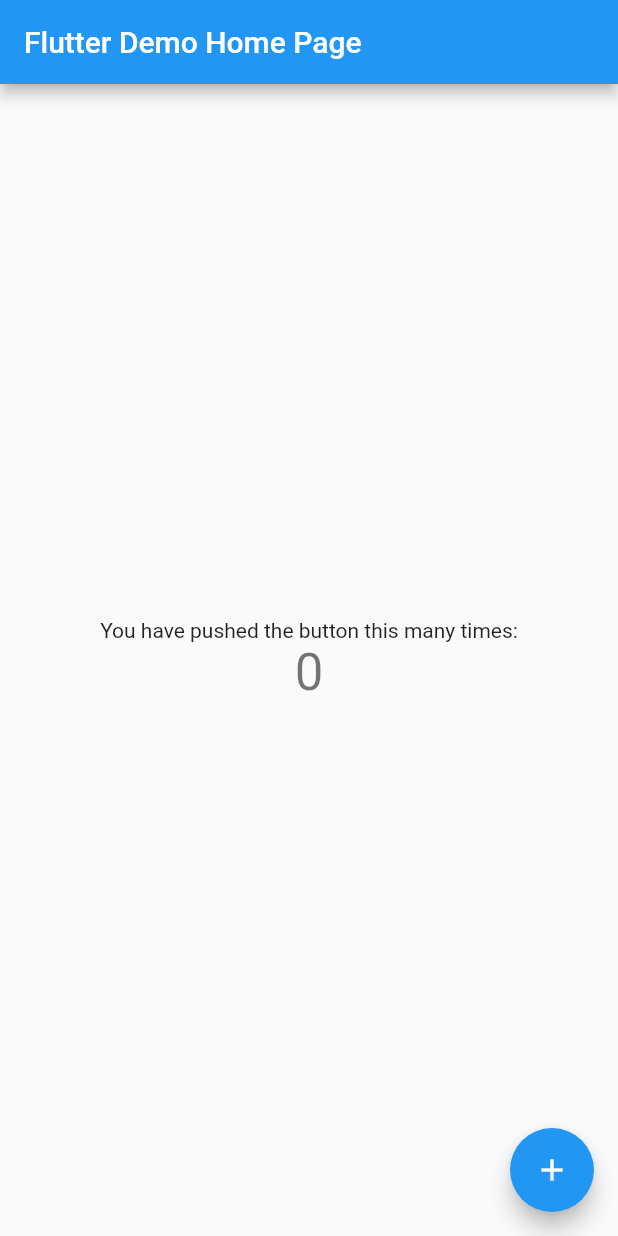
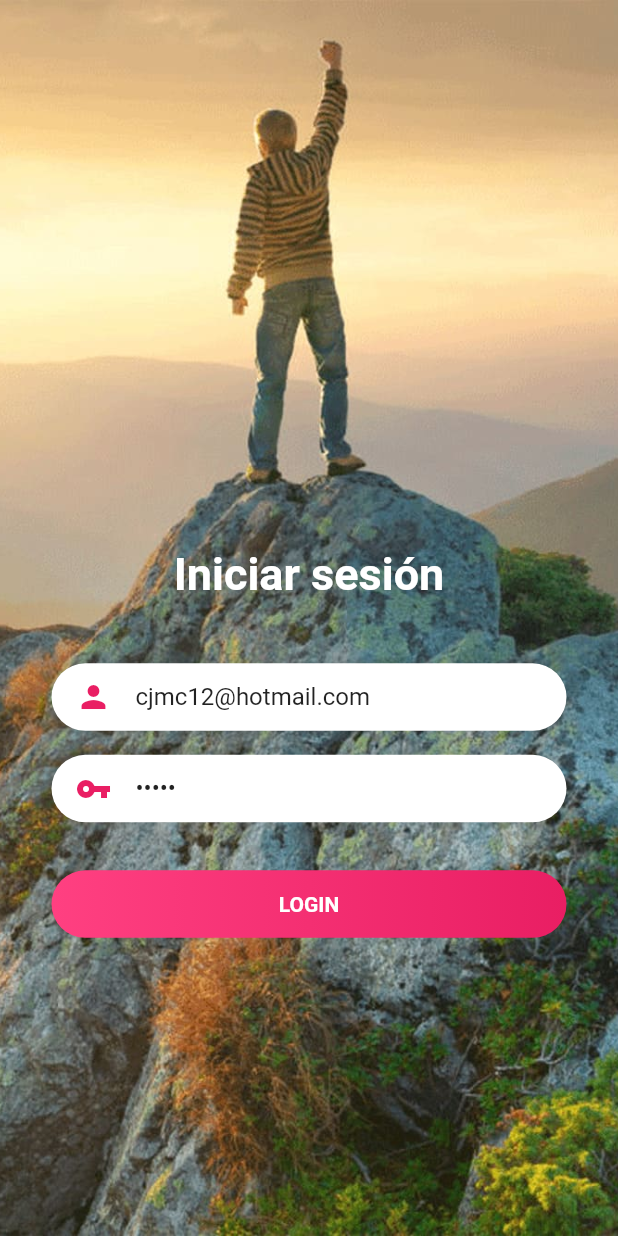
Before and after one commit to jesusmemije/IAB-user, a Flutter app: the screen it shows after launch, on a phone screen of 412 x 824 dp. Run offline on Flutter 3.47's test engine with Material 2 defaults, Android fonts, the light colour scheme and no system bars; our stand-ins replace fluttertoast, shared_preferences.

Commit message:
Cambios Login

```diff
--- a/lib/main.dart
+++ b/lib/main.dart
@@ -1,6 +1,13 @@
 import 'package:flutter/material.dart';
+import 'package:invitacionaboda_user/screens/screens.dart';
+import 'package:invitacionaboda_user/shared_prefs/user_preferences.dart';
 
-void main() {
+void main() async {
+
+  WidgetsFlutterBinding.ensureInitialized();
+  final prefs = PreferenciasUsuario();
+  await prefs.initPrefs();
+
   runApp(const MyApp());
 }
 
@@ -10,106 +17,20 @@
   // This widget is the root of your application.
   @override
   Widget build(BuildContext context) {
+
+    final prefs = PreferenciasUsuario();
+    var logeado = prefs.logeado;
+
     return MaterialApp(
-      title: 'Flutter Demo',
+      initialRoute: logeado == false ? '/login' : '/home',
+      debugShowCheckedModeBanner: false,
+      routes: {
+        '/login'      : ( _ ) => const LoginScreen(),
+        '/home'       : ( _ ) => const HomeScreen(),
+      },
       theme: ThemeData(
-        // This is the theme of your application.
-        //
-        // Try running your application with "flutter run". You'll see the
-        // application has a blue toolbar. Then, without quitting the app, try
-        // changing the primarySwatch below to Colors.green and then invoke
-        // "hot reload" (press "r" in the console where you ran "flutter run",
-        // or simply save your changes to "hot reload" in a Flutter IDE).
-        // Notice that the counter didn't reset back to zero; the application
-        // is not restarted.
-        primarySwatch: Colors.blue,
+        primarySwatch: Colors.pink,
       ),
-      home: const MyHomePage(title: 'Flutter Demo Home Page'),
     );
   }
 }
-
-class MyHomePage extends StatefulWidget {
-  const MyHomePage({Key? key, required this.title}) : super(key: key);
-
-  // This widget is the home page of your application. It is stateful, meaning
-  // that it has a State object (defined below) that contains fields that affect
-  // how it looks.
-
-  // This class is the configuration for the state. It holds the values (in this
-  // case the title) provided by the parent (in this case the App widget) and
-  // used by the build method of the State. Fields in a Widget subclass are
-  // always marked "final".
-
-  final String title;
-
-  @override
-  State<MyHomePage> createState() => _MyHomePageState();
-}
-
-class _MyHomePageState extends State<MyHomePage> {
-  int _counter = 0;
-
-  void _incrementCounter() {
-    setState(() {
-      // This call to setState tells the Flutter framework that something has
-      // changed in this State, which causes it to rerun the build method below
-      // so that the display can reflect the updated values. If we changed
-      // _counter without calling setState(), then the build method would not be
-      // called again, and so nothing would appear to happen.
-      _counter++;
-    });
-  }
-
-  @override
-  Widget build(BuildContext context) {
-    // This method is rerun every time setState is called, for instance as done
-    // by the _incrementCounter method above.
-    //
-    // The Flutter framework has been optimized to make rerunning build methods
-    // fast, so that you can just rebuild anything that needs updating rather
-    // than having to individually change instances of widgets.
-    return Scaffold(
-      appBar: AppBar(
-        // Here we take the value from the MyHomePage object that was created by
-        // the App.build method, and use it to set our appbar title.
-        title: Text(widget.title),
-      ),
-      body: Center(
-        // Center is a layout widget. It takes a single child and positions it
-        // in the middle of the parent.
-        child: Column(
-          // Column is also a layout widget. It takes a list of children and
-          // arranges them vertically. By default, it sizes itself to fit its
-          // children horizontally, and tries to be as tall as its parent.
-          //
-          // Invoke "debug painting" (press "p" in the console, choose the
-          // "Toggle Debug Paint" action from the Flutter Inspector in Android
-          // Studio, or the "Toggle Debug Paint" command in Visual Studio Code)
-          // to see the wireframe for each widget.
-          //
-          // Column has various properties to control how it sizes itself and
-          // how it positions its children. Here we use mainAxisAlignment to
-          // center the children vertically; the main axis here is the vertical
-          // axis because Columns are vertical (the cross axis would be
-          // horizontal).
-          mainAxisAlignment: MainAxisAlignment.center,
-          children: <Widget>[
-            const Text(
-              'You have pushed the button this many times:',
-            ),
-            Text(
-              '$_counter',
-              style: Theme.of(context).textTheme.headline4,
-            ),
-          ],
-        ),
-      ),
-      floatingActionButton: FloatingActionButton(
-        onPressed: _incrementCounter,
-        tooltip: 'Increment',
-        child: const Icon(Icons.add),
-      ), // This trailing comma makes auto-formatting nicer for build methods.
-    );
-  }
-}
--- /dev/null
+++ b/lib/providers/login_provider.dart
@@ -0,0 +1,19 @@
+import 'dart:convert';
+import 'package:http/http.dart' as http;
+
+class LoginProvider {
+
+  final String _url = "http://www.invitacionaboda.com/WebService/v1";
+
+  Future<Map<String, dynamic>> loginValidate( String username, String password ) async {
+
+    final url = '$_url/login.php?username=$username&password=$password';
+    var response = await http.get( Uri.parse(url) );
+
+    final Map<String, dynamic> dataLogin = json.decode(response.body);
+
+    return dataLogin;
+
+  }
+
+}
--- /dev/null
+++ b/lib/screens/home_screen.dart
@@ -0,0 +1,38 @@
+import 'package:flutter/material.dart';
+
+class HomeScreen extends StatefulWidget {
+  const HomeScreen({Key? key}) : super(key: key);
+
+  @override
+  _HomeScreenState createState() => _HomeScreenState();
+}
+
+class _HomeScreenState extends State<HomeScreen> {
+  @override
+  Widget build(BuildContext context) {
+    return DefaultTabController(
+      length: 4,
+      child: Scaffold(
+        appBar: AppBar(
+          bottom: const TabBar(
+            tabs: [
+              Tab(text: 'Inicio'),
+              Tab(text: 'Boleto'),
+              Tab(text: 'Mesa'),
+              Tab(text: 'Fotos'),
+            ],
+          ),
+          title: const Text('Invitados'),
+        ),
+        body: const TabBarView(
+          children: [
+            Icon(Icons.directions_car),
+            Icon(Icons.directions_transit),
+            Icon(Icons.directions_bike),
+            Icon(Icons.directions_bike),
+          ],
+        ),
+      ),
+    );
+  }
+}
--- /dev/null
+++ b/lib/screens/login_screen.dart
@@ -0,0 +1,197 @@
+import 'package:flutter/material.dart';
+import 'package:fluttertoast/fluttertoast.dart';
+import 'package:invitacionaboda_user/providers/login_provider.dart';
+import 'package:invitacionaboda_user/shared_prefs/user_preferences.dart';
+
+class LoginScreen extends StatefulWidget {
+  const LoginScreen({Key? key}) : super(key: key);
+
+  @override
+  _LoginScreenState createState() => _LoginScreenState();
+}
+
+class _LoginScreenState extends State<LoginScreen> {
+  //Instance the shared preferences
+  final prefs = PreferenciasUsuario();
+
+  //Global Keys
+  final formKey = GlobalKey<FormState>();
+  final scaffoldKey = GlobalKey<ScaffoldState>();
+
+  //Provider
+  final loginProvider = LoginProvider();
+
+  //Variables
+  String _username = "";
+  String _password = "";
+  String _textBtnLogin = "LOGIN";
+  bool _progressLogin = false;
+
+  @override
+  Widget build(BuildContext context) {
+    return Scaffold(
+      key: scaffoldKey,
+      body: Container(
+        width: MediaQuery.of(context).size.width,
+        height: MediaQuery.of(context).size.height,
+        decoration: const BoxDecoration(
+          image: DecorationImage(
+            image: AssetImage('assets/img/bg-login.jpg'),
+            fit: BoxFit.cover,
+          ),
+        ),
+        child: ListView(
+          children: <Widget>[
+            Container(
+              height: MediaQuery.of(context).size.height / 5.0,
+            ),
+            SizedBox(
+              width: MediaQuery.of(context).size.width,
+              height: MediaQuery.of(context).size.height / 3.5,
+              child: Column(
+                mainAxisAlignment: MainAxisAlignment.center,
+                children: const <Widget>[
+                  Spacer(),
+                  Align(
+                    alignment: Alignment.center,
+                    child: Text(
+                      'Iniciar sesión',
+                      style: TextStyle(
+                        fontSize: 30,
+                        color: Colors.white,
+                        fontWeight: FontWeight.bold,
+                      )
+                    ),
+                  ),
+                ],
+              ),
+            ),
+            Form(
+              key: formKey,
+              child: Container(
+                height: MediaQuery.of(context).size.height / 2.5,
+                width: MediaQuery.of(context).size.width,
+                padding: const EdgeInsets.only(top: 42),
+                child: Column(
+                  children: <Widget>[
+                    Container(
+                      width: MediaQuery.of(context).size.width / 1.2,
+                      height: 45,
+                      padding: const EdgeInsets.only(
+                          top: 4, left: 16, right: 16, bottom: 4),
+                      decoration: const BoxDecoration(
+                          borderRadius: BorderRadius.all(Radius.circular(50)),
+                          color: Colors.white,
+                          boxShadow: [
+                            BoxShadow(color: Colors.black12, blurRadius: 5)
+                          ]),
+                      child: TextFormField(
+                        decoration: const InputDecoration(
+                          border: InputBorder.none,
+                          icon: Icon(
+                            Icons.person,
+                            color: Colors.pink,
+                          ),
+                          hintText: 'Usuario',
+                        ),
+                        onSaved: (value) => _username = value.toString(),
+                        initialValue: 'cjmc12@hotmail.com',
+                      ),
+                    ),
+                    Container(
+                      width: MediaQuery.of(context).size.width / 1.2,
+                      height: 45,
+                      margin: const EdgeInsets.only(top: 16),
+                      padding: const EdgeInsets.only(
+                          top: 4, left: 16, right: 16, bottom: 4),
+                      decoration: const BoxDecoration(
+                          borderRadius: BorderRadius.all(Radius.circular(50)),
+                          color: Colors.white,
+                          boxShadow: [
+                            BoxShadow(color: Colors.black12, blurRadius: 5)
+                          ]),
+                      child: TextFormField(
+                        obscureText: true,
+                        decoration: const InputDecoration(
+                          border: InputBorder.none,
+                          icon: Icon(
+                            Icons.vpn_key,
+                            color: Colors.pink,
+                          ),
+                          hintText: 'Contraseña',
+                        ),
+                        onSaved: (value) => _password = value.toString(),
+                        initialValue: 'admin',
+                      ),
+                    ),
+
+                    /*Spacer(),*/
+
+                    InkWell(
+                      onTap: _progressLogin ? null : validate,
+                      child: Container(
+                        height: 45,
+                        margin: const EdgeInsets.only(top: 32),
+                        width: MediaQuery.of(context).size.width / 1.2,
+                        decoration: const BoxDecoration(
+                            gradient: LinearGradient(
+                              colors: [
+                                Colors.pinkAccent,
+                                Colors.pink,
+                              ],
+                            ),
+                            borderRadius:
+                                BorderRadius.all(Radius.circular(50))),
+                        child: Center(
+                          child: Text(
+                            _textBtnLogin,
+                            style: const TextStyle(
+                                color: Colors.white,
+                                fontWeight: FontWeight.bold),
+                          ),
+                        ),
+                      ),
+                    ),
+                  ],
+                ),
+              ),
+            ),
+          ],
+        ),
+      ),
+    );
+  }
+
+  void validate() async {
+    FocusScope.of(context).unfocus();
+
+    var form = formKey.currentState;
+    form!.save();
+
+    if (_username.isEmpty || _password.isEmpty) {
+      Fluttertoast.showToast(msg: 'El usuario y la contraseña son requeridos');
+    } else {
+
+      setState(() {
+        _progressLogin = true;
+        _textBtnLogin = "VALIDANDO DATOS...";
+      });
+
+      Map response = await loginProvider.loginValidate(_username, _password);
+
+      if (response['ok'] == true) {
+
+        prefs.logeado  = true;
+        Navigator.pushNamedAndRemoveUntil(context, '/home', ModalRoute.withName('/home'));
+
+      } else {
+        Fluttertoast.showToast(msg: response['response']);
+        setState(() {
+          _progressLogin = false;
+          _textBtnLogin = "LOGIN";
+        });
+      }
+    }
+  }
+
+}
--- /dev/null
+++ b/lib/screens/screens.dart
@@ -0,0 +1,2 @@
+export 'package:invitacionaboda_user/screens/home_screen.dart';
+export 'package:invitacionaboda_user/screens/login_screen.dart';
--- /dev/null
+++ b/lib/shared_prefs/user_preferences.dart
@@ -0,0 +1,31 @@
+import 'package:shared_preferences/shared_preferences.dart';
+
+class PreferenciasUsuario {
+
+  static final PreferenciasUsuario _instance = PreferenciasUsuario._internal();
+
+  factory PreferenciasUsuario(){
+    return _instance;
+  }
+
+  PreferenciasUsuario._internal();
+
+  late SharedPreferences _prefs;
+
+  initPrefs() async {
+    _prefs = await SharedPreferences.getInstance();
+  }
+
+  void clear(){
+    _prefs.clear();
+  }
+
+  // GET y SET
+  bool get logeado {
+    return _prefs.getBool('logeado') ?? false;
+  }
+  set logeado( bool value ) {
+    _prefs.setBool('logeado', value);
+  }
+
+}
```
Also changed, not shown: pubspec.yaml (+5 -2 lines), assets/img/bg-login.jpg (added), assets/img/logo.png (added), assets/img/welcome.png (added), pubspec.lock.
